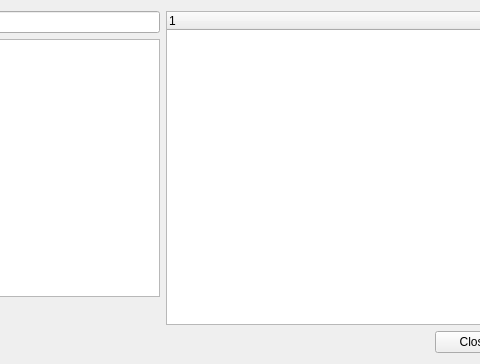
This is src/IOverlayDistanceEditWidget.ui in ntruchsess/QLandkarteGT as Qt 5 draws it before an edit; both pictures show x 286 to 766 and y 0 to 364 of the 898 by 364 pixel window. The edited form follows.
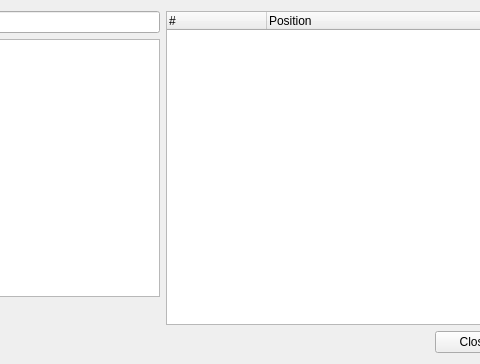
This is the edited form.

Commit message: add distance polyline points to treewidget

```diff
--- a/src/IOverlayDistanceEditWidget.ui
+++ b/src/IOverlayDistanceEditWidget.ui
@@ -85,7 +85,12 @@
       <widget class="QTreeWidget" name="treeWidget">
        <column>
         <property name="text">
-         <string notr="true">1</string>
+         <string notr="true">#</string>
+        </property>
+       </column>
+       <column>
+        <property name="text">
+         <string>Position</string>
         </property>
        </column>
       </widget>
```
The commit also changes 3 other files.
